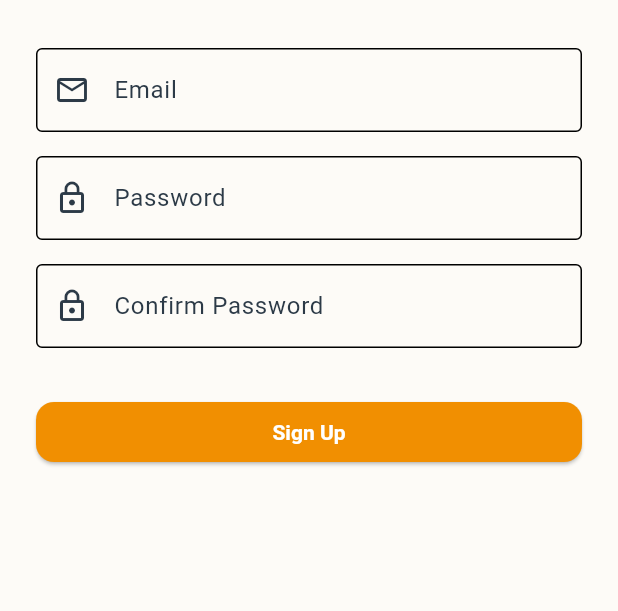
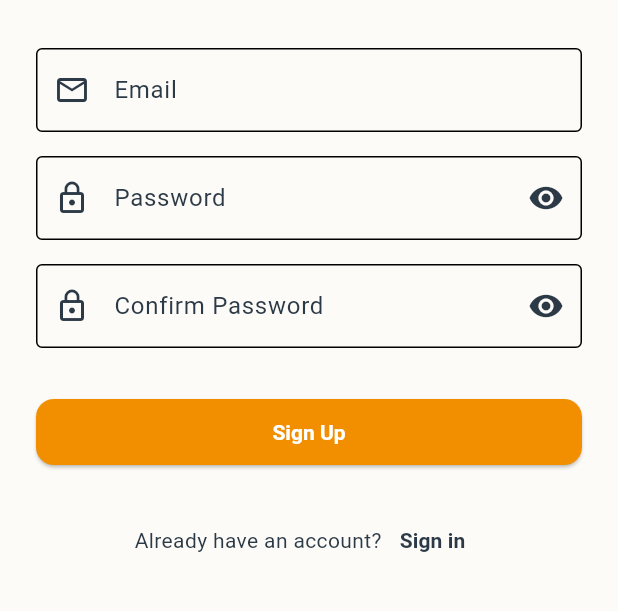
Before and after one commit to JaadAlHosaini/Haifora, a Flutter app: the SignInScreen screen opened by its route, after a tap on "Login", after a tap on "Sign up", on a phone screen of 412 x 824 dp, the part 240-851 px from its top. Run offline on Flutter 3.47's test engine with Material 3 defaults, Android fonts, the phone set to English and light mode, and no system bars; our stand-ins replace firebase_auth, firebase_core; accounts and stored records are empty; Roboto replaces fonts that are missing (Poppins).

Commit message:
Firebase code added to: Sign in page Sign up page
Some changes in router.dart

```diff
--- a/lib/signin_screen.dart
+++ b/lib/signin_screen.dart
@@ -1,6 +1,8 @@
 import 'package:flutter/material.dart';
-import 'theme.dart'; // Make sure this file exists and includes your ThemeData
+import 'package:firebase_auth/firebase_auth.dart';
+import 'theme.dart';
 import 'signup_screen.dart';
+import 'home_screen.dart';
 
 class SignInScreen extends StatefulWidget {
   const SignInScreen({super.key});
@@ -14,6 +16,7 @@ class _SignInScreenState extends State<SignInScreen> {
   final TextEditingController _emailController = TextEditingController();
   final TextEditingController _passwordController = TextEditingController();
   bool _isPasswordVisible = false;
+  bool _loading = false;
 
   @override
   void dispose() {
@@ -22,12 +25,35 @@ class _SignInScreenState extends State<SignInScreen> {
     super.dispose();
   }
 
-  void _signIn() {
-    if (_formKey.currentState!.validate()) {
-      // TODO: Replace this with Firebase Auth login later
+  Future<void> _signIn() async {
+    if (!_formKey.currentState!.validate()) return;
+
+    setState(() => _loading = true);
+
+    try {
+      await FirebaseAuth.instance.signInWithEmailAndPassword(
+        email: _emailController.text.trim(),
+        password: _passwordController.text.trim(),
+      );
+
+      if (mounted) {
+        Navigator.pushReplacement(
+          context,
+          MaterialPageRoute(
+            builder: (_) => HomeScreen(
+              onToggleTheme: () {}, // placeholder, can be connected later
+              isDarkMode: false,    // default mode
+            ),
+          ),
+        );
+      }
+
+    } on FirebaseAuthException catch (e) {
       ScaffoldMessenger.of(context).showSnackBar(
-        const SnackBar(content: Text('Signing in... (Firebase coming soon)')),
+        SnackBar(content: Text(e.message ?? 'Sign in failed')),
       );
+    } finally {
+      if (mounted) setState(() => _loading = false);
     }
   }
 
@@ -44,7 +70,6 @@ class _SignInScreenState extends State<SignInScreen> {
             child: Column(
               crossAxisAlignment: CrossAxisAlignment.start,
               children: [
-                // App title or logo
                 Text(
                   'Welcome Back 👋',
                   style: theme.textTheme.headlineMedium?.copyWith(
@@ -58,12 +83,10 @@ class _SignInScreenState extends State<SignInScreen> {
                 ),
                 const SizedBox(height: 40),
 
-                // Sign-in form
                 Form(
                   key: _formKey,
                   child: Column(
                     children: [
-                      // Email field
                       TextFormField(
                         controller: _emailController,
                         decoration: const InputDecoration(
@@ -83,7 +106,6 @@ class _SignInScreenState extends State<SignInScreen> {
                       ),
                       const SizedBox(height: 20),
 
-                      // Password field
                       TextFormField(
                         controller: _passwordController,
                         obscureText: !_isPasswordVisible,
@@ -115,27 +137,29 @@ class _SignInScreenState extends State<SignInScreen> {
                       ),
                       const SizedBox(height: 10),
 
-                      // Forgot password
                       Align(
                         alignment: Alignment.centerRight,
                         child: TextButton(
                           onPressed: () {
-                            // TODO: Navigate to reset password page
+                            // TODO: Add password reset feature
                           },
                           child: const Text('Forgot password?'),
                         ),
                       ),
                       const SizedBox(height: 30),
 
-                      // Sign In button
                       SizedBox(
                         width: double.infinity,
                         child: FilledButton(
-                          onPressed: _signIn,
+                          onPressed: _loading ? null : _signIn,
                           style: FilledButton.styleFrom(
                             padding: const EdgeInsets.symmetric(vertical: 14),
                           ),
-                          child: const Text('Login'),
+                          child: _loading
+                              ? const CircularProgressIndicator(
+                            color: Colors.white,
+                          )
+                              : const Text('Login'),
                         ),
                       ),
                     ],
@@ -143,7 +167,6 @@ class _SignInScreenState extends State<SignInScreen> {
                 ),
                 const SizedBox(height: 40),
 
-                // Sign up link
                 Row(
                   mainAxisAlignment: MainAxisAlignment.center,
                   children: [
@@ -155,7 +178,9 @@ class _SignInScreenState extends State<SignInScreen> {
                       onPressed: () {
                         Navigator.push(
                           context,
-                          MaterialPageRoute(builder: (context) => const SignUpScreen()),
+                          MaterialPageRoute(
+                            builder: (context) => const SignUpScreen(),
+                          ),
                         );
                       },
                       child: const Text('Sign up'),
--- a/lib/signup_screen.dart
+++ b/lib/signup_screen.dart
@@ -1,6 +1,7 @@
 import 'package:flutter/material.dart';
 import 'package:firebase_auth/firebase_auth.dart';
 import 'home_screen.dart';
+import 'signin_screen.dart';
 
 class SignUpScreen extends StatefulWidget {
   const SignUpScreen({Key? key}) : super(key: key);
@@ -15,6 +16,8 @@ class _SignUpScreenState extends State<SignUpScreen> {
   final TextEditingController _passwordController = TextEditingController();
   final TextEditingController _confirmPasswordController = TextEditingController();
 
+  bool _isPasswordVisible = false;
+  bool _isConfirmPasswordVisible = false;
   bool _isLoading = false;
 
   @override
@@ -26,7 +29,8 @@ class _SignUpScreenState extends State<SignUpScreen> {
   }
 
   Future<void> _signUp() async {
-    if (_formKey.currentState!.validate()) {
+    if (!_formKey.currentState!.validate()) return;
+
     setState(() => _isLoading = true);
 
     try {
@@ -35,17 +39,17 @@ class _SignUpScreenState extends State<SignUpScreen> {
         password: _passwordController.text.trim(),
       );
 
-        // Navigate to Home after successful sign up
       if (!mounted) return;
       Navigator.pushReplacement(
         context,
         MaterialPageRoute(
           builder: (_) => HomeScreen(
-              onToggleTheme: () {},
-              isDarkMode: Theme.of(context).brightness == Brightness.dark,
+            onToggleTheme: () {}, // placeholder function for now
+            isDarkMode: false,    // default to light mode
           ),
         ),
       );
+
     } on FirebaseAuthException catch (e) {
       String message = 'An error occurred';
       if (e.code == 'email-already-in-use') {
@@ -60,8 +64,7 @@ class _SignUpScreenState extends State<SignUpScreen> {
         SnackBar(content: Text(message)),
       );
     } finally {
-        setState(() => _isLoading = false);
-      }
+      if (mounted) setState(() => _isLoading = false);
     }
   }
 
@@ -70,9 +73,7 @@ class _SignUpScreenState extends State<SignUpScreen> {
     final theme = Theme.of(context);
 
     return Scaffold(
-      appBar: AppBar(
-        title: const Text('Create Account'),
-      ),
+      appBar: AppBar(title: const Text('Create Account')),
       body: SafeArea(
         child: SingleChildScrollView(
           padding: const EdgeInsets.all(24.0),
@@ -89,7 +90,7 @@ class _SignUpScreenState extends State<SignUpScreen> {
                 ),
                 const SizedBox(height: 32),
 
-                // Email
+                // Email Field
                 TextFormField(
                   controller: _emailController,
                   decoration: const InputDecoration(
@@ -111,15 +112,27 @@ class _SignUpScreenState extends State<SignUpScreen> {
                 ),
                 const SizedBox(height: 16),
 
-                // Password
+                // Password Field
                 TextFormField(
                   controller: _passwordController,
-                  decoration: const InputDecoration(
+                  obscureText: !_isPasswordVisible,
+                  decoration: InputDecoration(
                     labelText: 'Password',
-                    prefixIcon: Icon(Icons.lock_outline),
-                    border: OutlineInputBorder(),
+                    prefixIcon: const Icon(Icons.lock_outline),
+                    border: const OutlineInputBorder(),
+                    suffixIcon: IconButton(
+                      icon: Icon(
+                        _isPasswordVisible
+                            ? Icons.visibility_off
+                            : Icons.visibility,
                       ),
-                  obscureText: true,
+                      onPressed: () {
+                        setState(() {
+                          _isPasswordVisible = !_isPasswordVisible;
+                        });
+                      },
+                    ),
+                  ),
                   validator: (value) {
                     if (value == null || value.isEmpty) {
                       return 'Please enter your password';
@@ -132,15 +145,28 @@ class _SignUpScreenState extends State<SignUpScreen> {
                 ),
                 const SizedBox(height: 16),
 
-                // Confirm password
+                // Confirm Password Field
                 TextFormField(
                   controller: _confirmPasswordController,
-                  decoration: const InputDecoration(
+                  obscureText: !_isConfirmPasswordVisible,
+                  decoration: InputDecoration(
                     labelText: 'Confirm Password',
-                    prefixIcon: Icon(Icons.lock_outline),
-                    border: OutlineInputBorder(),
+                    prefixIcon: const Icon(Icons.lock_outline),
+                    border: const OutlineInputBorder(),
+                    suffixIcon: IconButton(
+                      icon: Icon(
+                        _isConfirmPasswordVisible
+                            ? Icons.visibility_off
+                            : Icons.visibility,
                       ),
-                  obscureText: true,
+                      onPressed: () {
+                        setState(() {
+                          _isConfirmPasswordVisible =
+                          !_isConfirmPasswordVisible;
+                        });
+                      },
+                    ),
+                  ),
                   validator: (value) {
                     if (value == null || value.isEmpty) {
                       return 'Please confirm your password';
@@ -153,19 +179,44 @@ class _SignUpScreenState extends State<SignUpScreen> {
                 ),
                 const SizedBox(height: 32),
 
-                // Sign Up button
+                // Sign Up Button
                 SizedBox(
                   width: double.infinity,
                   child: ElevatedButton(
                     onPressed: _isLoading ? null : _signUp,
+                    style: ElevatedButton.styleFrom(
+                      padding: const EdgeInsets.symmetric(vertical: 14),
+                    ),
                     child: _isLoading
                         ? const SizedBox(
                       width: 20,
                       height: 20,
-                      child: CircularProgressIndicator(strokeWidth: 2, color: Colors.white),
+                      child: CircularProgressIndicator(
+                        strokeWidth: 2,
+                        color: Colors.white,
+                      ),
                     )
                         : const Text('Sign Up'),
                   ),
+                ),
+                const SizedBox(height: 24),
+
+                // Already have an account link
+                Row(
+                  mainAxisAlignment: MainAxisAlignment.center,
+                  children: [
+                    const Text("Already have an account?"),
+                    TextButton(
+                      onPressed: () {
+                        Navigator.pushReplacement(
+                          context,
+                          MaterialPageRoute(
+                              builder: (context) => const SignInScreen()),
+                        );
+                      },
+                      child: const Text('Sign in'),
+                    ),
+                  ],
                 ),
               ],
             ),
```
Also changed, not shown: lib/router.dart (+9 -7 lines). Lines whose indentation alone changed are shown as unchanged.
